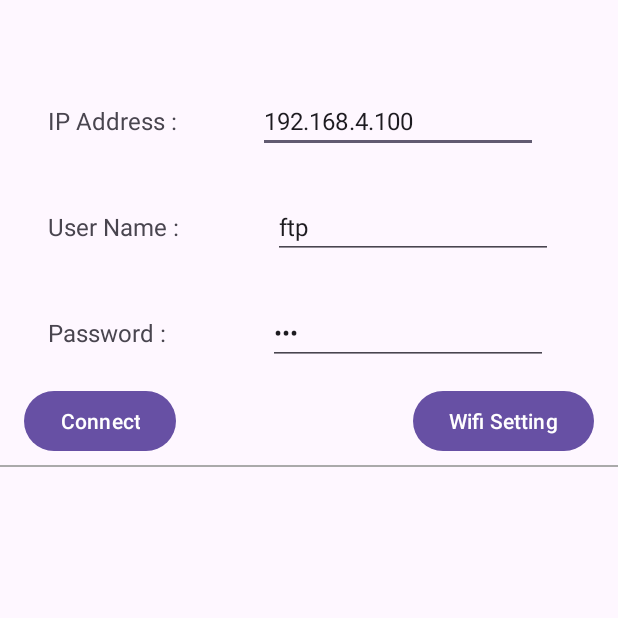
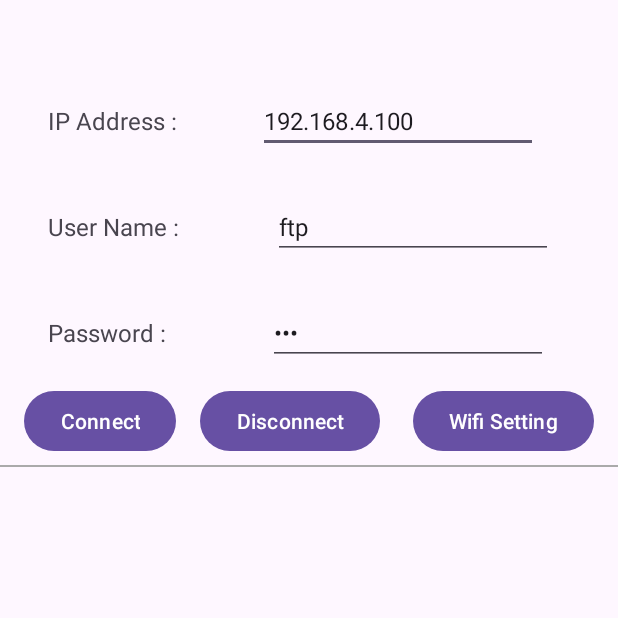
Before and after one commit to MRSa/TestSampleApp, an Android app: the screen it shows after launch (MainActivity), on a phone screen of 412 x 824 dp, the top half of it. Run offline under Robolectric (Android 15) with nearby library versions, the phone set to English and light mode, and no system bars.

Commit message:
アプリの形を作った。

```diff
--- a/app/src/main/java/net/osdn/ja/gokigen/testsampleapp/MainActivity.kt
+++ b/app/src/main/java/net/osdn/ja/gokigen/testsampleapp/MainActivity.kt
@@ -38,6 +38,7 @@ class MainActivity : AppCompatActivity()
             myDataProvider = MyDataProvider(findViewById(R.id.ip_address), findViewById(R.id.ftp_username), findViewById(R.id.ftp_password))
             myListener = MyActionListener(this, myDataProvider, findViewById(R.id.text_information), findViewById(R.id.text_status))
             findViewById<Button>(R.id.btnConnect).visibility = View.INVISIBLE
+            findViewById<Button>(R.id.btnDisconnect).visibility = View.INVISIBLE
             findViewById<Button>(R.id.btnWifiSet).visibility = View.INVISIBLE
 
             // 権限が確保されているか確認する
@@ -64,22 +65,24 @@ class MainActivity : AppCompatActivity()
         try
         {
             // ボタン押下を有効化する
-            val btn1 = findViewById<Button>(R.id.btnConnect)
-            btn1.setOnClickListener(myListener)
-            btn1.setOnLongClickListener(myListener)
-            btn1.visibility = View.VISIBLE
-
-            // ボタン押下を有効化する
-            val btn2 = findViewById<Button>(R.id.btnWifiSet)
-            btn2.setOnClickListener(myListener)
-            btn2.setOnLongClickListener(myListener)
-            btn2.visibility = View.VISIBLE
+            enableButton(R.id.btnConnect)
+            enableButton(R.id.btnDisconnect)
+            enableButton(R.id.btnWifiSet)
 
         }
         catch (e: Exception)
         {
             e.printStackTrace()
         }
+    }
+
+    private fun enableButton(id: Int)
+    {
+        // ボタン押下を有効化する
+        val btn1 = findViewById<Button>(id)
+        btn1.setOnClickListener(myListener)
+        btn1.setOnLongClickListener(myListener)
+        btn1.visibility = View.VISIBLE
     }
 
     private fun allPermissionsGranted() : Boolean
--- /dev/null
+++ b/app/src/main/java/net/osdn/ja/gokigen/testsampleapp/ftp/client/IFtpServiceCallback.kt
@@ -0,0 +1,6 @@
+package net.osdn.ja.gokigen.testsampleapp.ftp.client
+
+interface IFtpServiceCallback
+{
+    fun onReceivedFtpResponse(command: String, response: String)
+}
--- a/app/src/main/res/layout/activity_main.xml
+++ b/app/src/main/res/layout/activity_main.xml
@@ -41,8 +41,8 @@
         android:inputType="text"
         android:text="192.168.4.100"
         app:layout_constraintEnd_toEndOf="parent"
-        app:layout_constraintStart_toEndOf="@+id/textView2"
-        app:layout_constraintTop_toBottomOf="@+id/text_information" />
+        app:layout_constraintStart_toEndOf="@id/textView2"
+        app:layout_constraintTop_toBottomOf="@id/text_information" />
 
     <EditText
         android:id="@+id/ftp_username"
@@ -68,7 +68,7 @@
         android:inputType="textPassword"
         app:layout_constraintEnd_toEndOf="parent"
         app:layout_constraintHorizontal_bias="0.577"
-        app:layout_constraintStart_toEndOf="@+id/textView4"
+        app:layout_constraintStart_toEndOf="@id/textView4"
         app:layout_constraintTop_toBottomOf="@id/ftp_username" />
 
     <TextView
@@ -119,7 +119,27 @@
         android:layout_marginRight="16dp"
         android:text="Wifi Setting"
         app:layout_constraintEnd_toEndOf="parent"
+        app:layout_constraintLeft_toRightOf="@id/btnDisconnect"
         app:layout_constraintBaseline_toBaselineOf="@id/btnConnect"
+        app:layout_constraintTop_toBottomOf="@id/ftp_password" />
+
+
+    <Button
+        android:id="@+id/btnDisconnect"
+        android:layout_width="wrap_content"
+        android:layout_height="wrap_content"
+        android:layout_marginTop="8dp"
+        android:layout_marginEnd="16dp"
+        android:layout_marginStart="10dp"
+        android:layout_marginLeft="10dp"
+        android:layout_marginRight="16dp"
+        android:text="Disconnect"
+        app:layout_constraintEnd_toEndOf="parent"
+        app:layout_constraintBaseline_toBaselineOf="@id/btnConnect"
+        app:layout_constraintLeft_toRightOf="@id/btnConnect"
+        app:layout_constraintRight_toLeftOf="@id/btnWifiSet"
+        app:layout_constraintStart_toEndOf="@id/btnConnect"
+        app:layout_constraintEnd_toStartOf="@id/btnWifiSet"
         app:layout_constraintTop_toBottomOf="@id/ftp_password" />
 
     <View
--- a/app/src/main/res/values/strings.xml
+++ b/app/src/main/res/values/strings.xml
@@ -6,4 +6,5 @@
     <string name="permission_not_granted">Permissions are not granted by the user.</string>
 
     <string name="lbl_connect">Connect</string>
+    <string name="lbl_disconnect">Disconnected</string>
 </resources>
```
Also changed, not shown: app/src/main/java/net/osdn/ja/gokigen/testsampleapp/MyActionListener.kt (+27 -2 lines), app/src/main/java/net/osdn/ja/gokigen/testsampleapp/ftp/client/MyFtpClient.kt (added, +13 -0 lines).
